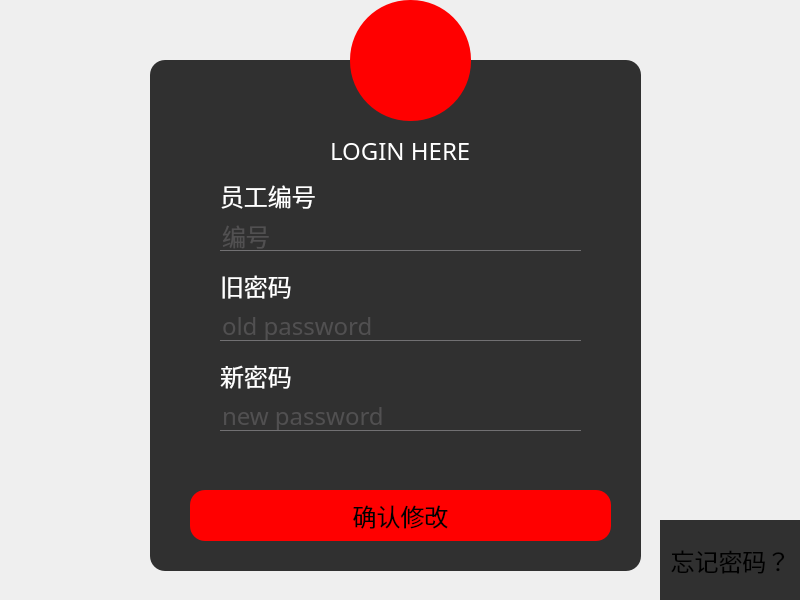
This is pythonProject/hotel_managment/Hotel-management-master/HotelManagement/ui/ModifyPwd.ui in wAzusa/Bachelor_code as Qt 5 draws it before an edit. The edited form follows.
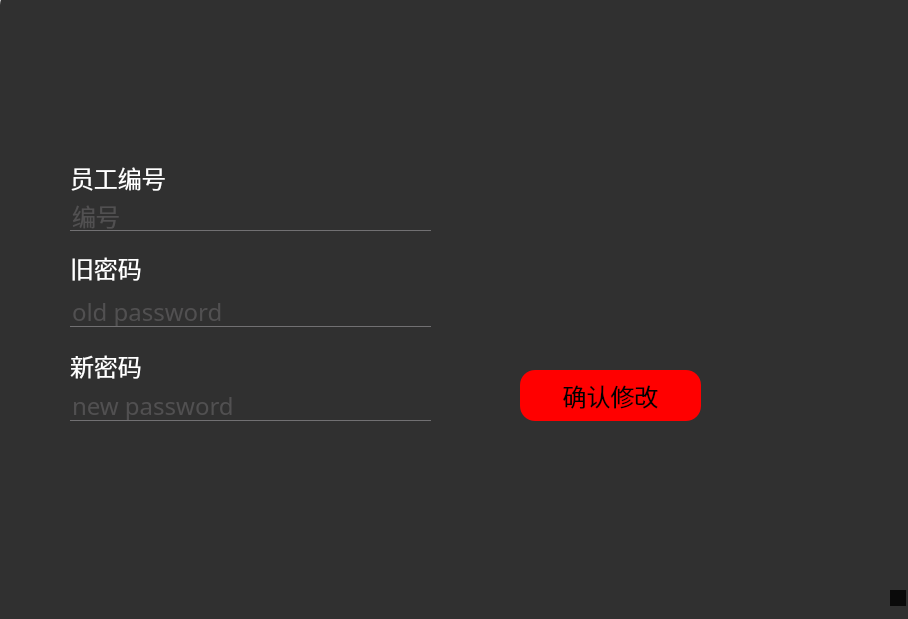
This is the edited form. Icons and pictures are not drawn.

What changed in the file:
```diff
--- a/pythonProject/hotel_managment/Hotel-management-master/HotelManagement/ui/ModifyPwd.ui
+++ b/pythonProject/hotel_managment/Hotel-management-master/HotelManagement/ui/ModifyPwd.ui
@@ -6,8 +6,8 @@
    <rect>
     <x>0</x>
     <y>0</y>
-    <width>800</width>
-    <height>600</height>
+    <width>908</width>
+    <height>619</height>
    </rect>
   </property>
   <property name="windowTitle">
@@ -55,10 +55,10 @@
    <widget class="QFrame" name="frame">
     <property name="geometry">
      <rect>
-      <x>150</x>
-      <y>60</y>
-      <width>491</width>
-      <height>511</height>
+      <x>0</x>
+      <y>-10</y>
+      <width>921</width>
+      <height>701</height>
      </rect>
     </property>
     <property name="font">
@@ -76,33 +76,11 @@
     <property name="frameShadow">
      <enum>QFrame::Raised</enum>
     </property>
-    <widget class="QLabel" name="label">
-     <property name="geometry">
-      <rect>
-       <x>180</x>
-       <y>70</y>
-       <width>151</width>
-       <height>41</height>
-      </rect>
-     </property>
-     <property name="font">
-      <font>
-       <family>Century Gothic</family>
-       <pointsize>-1</pointsize>
-       <weight>50</weight>
-       <italic>false</italic>
-       <bold>false</bold>
-      </font>
-     </property>
-     <property name="text">
-      <string>LOGIN HERE</string>
-     </property>
-    </widget>
     <widget class="QLineEdit" name="lineEdit_oldpasswd">
      <property name="geometry">
       <rect>
        <x>70</x>
-       <y>250</y>
+       <y>306</y>
        <width>361</width>
        <height>31</height>
       </rect>
@@ -117,24 +95,11 @@
       <string>old password</string>
      </property>
     </widget>
-    <widget class="QPushButton" name="commitButton">
-     <property name="geometry">
-      <rect>
-       <x>40</x>
-       <y>430</y>
-       <width>421</width>
-       <height>51</height>
-      </rect>
-     </property>
-     <property name="text">
-      <string>确认修改</string>
-     </property>
-    </widget>
     <widget class="QLabel" name="label_2">
      <property name="geometry">
       <rect>
        <x>70</x>
-       <y>210</y>
+       <y>262</y>
        <width>121</width>
        <height>31</height>
       </rect>
@@ -155,7 +120,7 @@
      <property name="geometry">
       <rect>
        <x>70</x>
-       <y>300</y>
+       <y>360</y>
        <width>121</width>
        <height>31</height>
       </rect>
@@ -168,7 +133,7 @@
      <property name="geometry">
       <rect>
        <x>70</x>
-       <y>340</y>
+       <y>400</y>
        <width>361</width>
        <height>31</height>
       </rect>
@@ -199,7 +164,7 @@
      <property name="geometry">
       <rect>
        <x>70</x>
-       <y>160</y>
+       <y>210</y>
        <width>361</width>
        <height>31</height>
       </rect>
@@ -215,7 +180,7 @@
      <property name="geometry">
       <rect>
        <x>70</x>
-       <y>120</y>
+       <y>172</y>
        <width>121</width>
        <height>31</height>
       </rect>
@@ -232,14 +197,27 @@
       <string>员工编号</string>
      </property>
     </widget>
+    <widget class="QPushButton" name="commitButton">
+     <property name="geometry">
+      <rect>
+       <x>520</x>
+       <y>380</y>
+       <width>181</width>
+       <height>51</height>
+      </rect>
+     </property>
+     <property name="text">
+      <string>确认修改</string>
+     </property>
+    </widget>
    </widget>
    <widget class="QToolButton" name="retLogin">
     <property name="geometry">
      <rect>
-      <x>660</x>
-      <y>520</y>
-      <width>141</width>
-      <height>81</height>
+      <x>890</x>
+      <y>590</y>
+      <width>16</width>
+      <height>16</height>
      </rect>
     </property>
     <property name="font">
@@ -252,45 +230,6 @@
      <string notr="true">border:none;
 background:rgba(0,0,0,0.8)
 </string>
-    </property>
-    <property name="text">
-     <string>忘记密码？</string>
-    </property>
-   </widget>
-   <widget class="QToolButton" name="toolButton">
-    <property name="geometry">
-     <rect>
-      <x>350</x>
-      <y>0</y>
-      <width>121</width>
-      <height>121</height>
-     </rect>
-    </property>
-    <property name="locale">
-     <locale language="Chinese" country="China"/>
-    </property>
-    <property name="text">
-     <string/>
-    </property>
-    <property name="icon">
-     <iconset>
-      <normaloff>../../../../../pictures/login.png</normaloff>../../../../../pictures/login.png</iconset>
-    </property>
-    <property name="iconSize">
-     <size>
-      <width>150</width>
-      <height>150</height>
-     </size>
-    </property>
-   </widget>
-   <widget class="QLabel" name="label_5">
-    <property name="geometry">
-     <rect>
-      <x>670</x>
-      <y>560</y>
-      <width>121</width>
-      <height>31</height>
-     </rect>
     </property>
     <property name="text">
      <string/>
```
